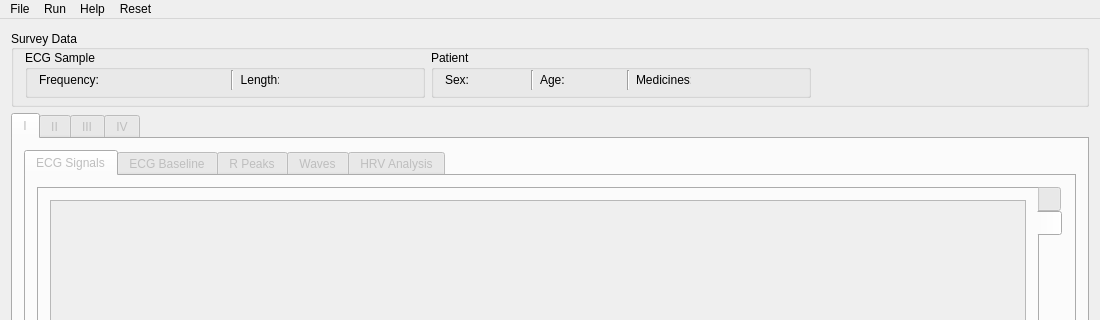
Old version of the form EKG/Views/airecgmain.ui in the repository qwerty90/ProjektEKG; both pictures show x 0 to 1100 and y 0 to 320 of the 1100 by 768 pixel window.
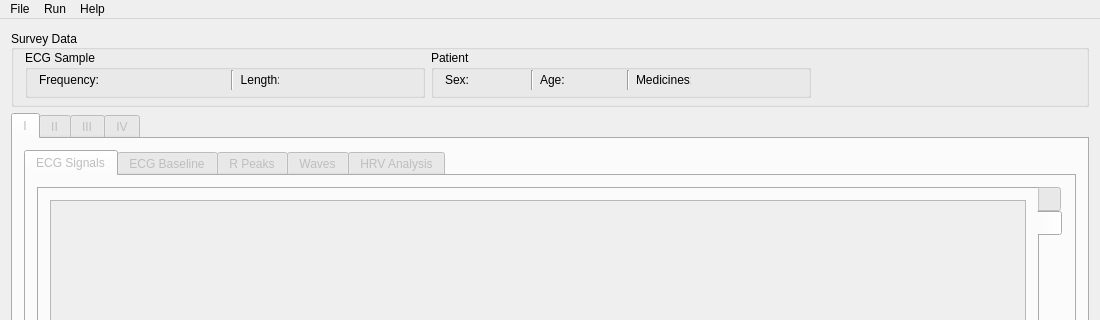
New version of the form. The open tabs and pages were chosen to show the change. Icons and pictures are not drawn.

Patch:
```diff
--- a/EKG/Views/airecgmain.ui
+++ b/EKG/Views/airecgmain.ui
@@ -3643,16 +3643,9 @@
     <addaction name="separator"/>
     <addaction name="actionRUN_ALL"/>
    </widget>
-   <widget class="QMenu" name="menuReset">
-    <property name="title">
-     <string>Reset</string>
-    </property>
-    <addaction name="actionData_reset"/>
-   </widget>
    <addaction name="menuMenu"/>
    <addaction name="menuRUN"/>
    <addaction name="menuAbout"/>
-   <addaction name="menuReset"/>
   </widget>
   <widget class="QStatusBar" name="statusBar"/>
   <action name="actionO_programie">
```
Left out of the diff: 14 changed lines with no effect on the pictures.
